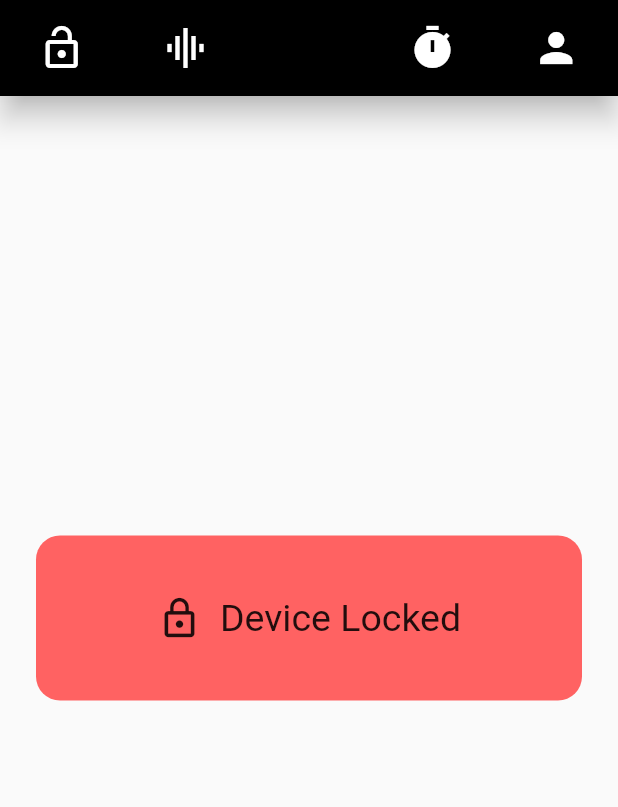
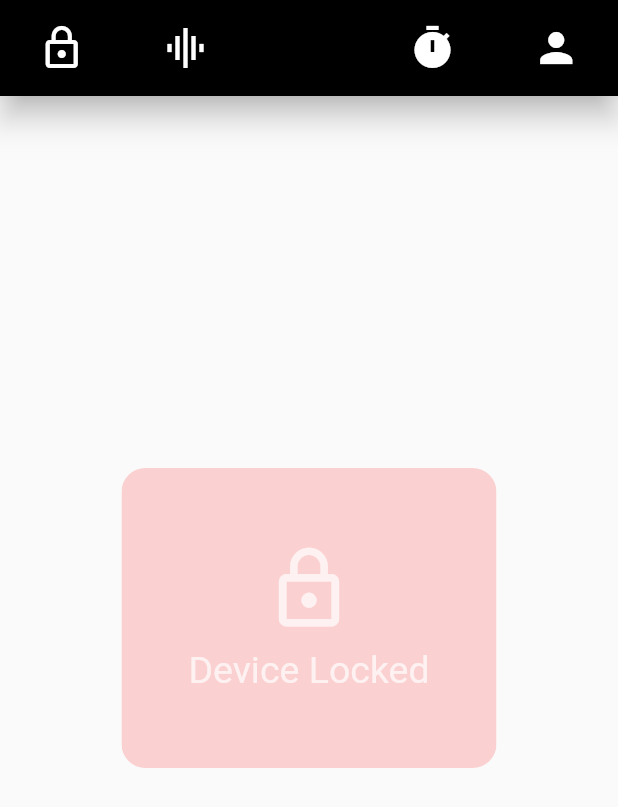
Before and after one commit to Mayur57/botx-app, a Flutter app: the AdvancedNavBar widget shown alone on an empty page, opened directly, after a tap on the "lock open" icon, on a phone screen of 412 x 824 dp. Shown: the top 807 px of the screen. Run offline on Flutter 3.47's test engine with Material 2 defaults, Android fonts, the phone set to English and light mode, and no system bars; our stand-ins replace fluttertoast, geolocator, google_maps_flutter; missing offline and left inert: flutter_polyline_points; accounts and stored records are empty.

Commit message:
Translucency fixes and NavBar improvements

```diff
--- a/lib/screens/MapPage.dart
+++ b/lib/screens/MapPage.dart
@@ -19,7 +19,7 @@ class MapPage extends StatefulWidget {
 
 class _MapPageState extends State<MapPage> {
   Timer _timer;
-  bool delayTimeoutFactor = false;
+  bool delayTimeoutConstant = false;
   var isGpsEnabled = Geolocator().isLocationServiceEnabled();
   static LatLng _initialPosition;
   Completer<GoogleMapController> _controller = Completer();
@@ -40,7 +40,7 @@ class _MapPageState extends State<MapPage> {
   _setTimer() {
     _timer = new Timer(Duration(milliseconds: 2000), () { //Timeout is set to 2 seconds for the location warning
       setState(() {
-        delayTimeoutFactor = true;
+        delayTimeoutConstant = true;
       });
     });
   }
@@ -89,7 +89,7 @@ class _MapPageState extends State<MapPage> {
                     padding: const EdgeInsets.symmetric(horizontal: 30),
                     child: Container(
                       height: 70,
-                      child: delayTimeoutFactor ? Text(
+                      child: delayTimeoutConstant ? Text(
                         "Important: If you see this screen for more than 5 seconds, please check your Device Location settings and enable Location Services with location accuracy set to HIGH ACCURACY.",
                         textAlign: TextAlign.justify,
                         style: TextStyle(fontSize: 11),
--- a/lib/widgets/advancedNavigationBar.dart
+++ b/lib/widgets/advancedNavigationBar.dart
@@ -1,3 +1,5 @@
+import 'dart:ui';
+
 import 'package:flutter/material.dart';
 import 'package:fluttertoast/fluttertoast.dart';
 
@@ -11,7 +13,8 @@ class _AdvancedNavBarState extends State<AdvancedNavBar> {
   final double _iconSize = 32;
   final Color _iconColor = Colors.white;
   FToast fToast;
-  bool deviceState = false;
+  bool deviceStateUnlocked = false;
+  bool lockIconState = false;
 
   @override
   void initState() {
@@ -20,60 +23,74 @@ class _AdvancedNavBarState extends State<AdvancedNavBar> {
   }
 
   _showToast() {
-    Widget toast = deviceState
-        ? Container(
-            //Device unlocked
-            width: 500,
-            height: 110,
-            padding: const EdgeInsets.symmetric(horizontal: 0.0, vertical: 0.0),
+    Widget toast = deviceStateUnlocked
+        ? ClipRRect(
+            borderRadius: BorderRadius.circular(16.0),
+            child: BackdropFilter(
+              filter: ImageFilter.blur(
+                sigmaY: 25.0,
+                sigmaX: 25.0,
+              ),
+              child: Container(
+                height: 200,
+                width: 250,
                 decoration: BoxDecoration(
-              borderRadius: BorderRadius.circular(16.0),
-              color: Colors.greenAccent.withOpacity(0.9),
+                  color: Colors.greenAccent.withOpacity(0.25),
                 ),
                 child: Center(
-              child: Row(
+                  child: Column(
                     mainAxisSize: MainAxisSize.min,
                     children: [
                       Icon(
                         Icons.lock_open,
-                    size: 30,
+                        size: 60,
+                        color: Colors.white70,
                       ),
                       SizedBox(
-                    width: 12.0,
+                        height: 10.0,
                       ),
                       Text(
                         "Device Unlocked",
-                    style: TextStyle(fontSize: 25),
+                        style: TextStyle(fontSize: 25, color: Colors.white70),
                       ),
                     ],
                   ),
                 ),
+              ),
+            ),
           )
-        : Container(
-            //Device Locked
-            width: 500,
-            height: 110,
-            padding: const EdgeInsets.symmetric(horizontal: 0.0, vertical: 0.0),
+        : ClipRRect(
+            borderRadius: BorderRadius.circular(16.0),
+            child: BackdropFilter(
+              filter: ImageFilter.blur(
+                sigmaY: 25.0,
+                sigmaX: 25.0,
+              ),
+              child: Container(
+                height: 200,
+                width: 250,
                 decoration: BoxDecoration(
-              borderRadius: BorderRadius.circular(16.0),
-              color: Colors.redAccent.withOpacity(0.9),
+                  color: Colors.redAccent.withOpacity(0.25),
                 ),
                 child: Center(
-              child: Row(
+                  child: Column(
                     mainAxisSize: MainAxisSize.min,
                     children: [
                       Icon(
                         Icons.lock_outline,
-                    size: 30,
+                        size: 60,
+                        color: Colors.white70,
                       ),
                       SizedBox(
-                    width: 12.0,
+                        height: 10.0,
                       ),
                       Text(
                         "Device Locked",
-                    style: TextStyle(fontSize: 25),
+                        style: TextStyle(fontSize: 25, color: Colors.white70),
                       ),
                     ],
+                  ),
+                ),
               ),
             ),
           );
@@ -89,7 +106,7 @@ class _AdvancedNavBarState extends State<AdvancedNavBar> {
   }
 
   toggleUnlockState() {
-    deviceState = !deviceState;
+    deviceStateUnlocked = !deviceStateUnlocked;
   }
 
   @override
@@ -103,13 +120,22 @@ class _AdvancedNavBarState extends State<AdvancedNavBar> {
             child: Padding(
               padding: _iconPadding,
               child: IconButton(
-                icon: Icon(
+                icon: !lockIconState
+                    ? Icon(
                         Icons.lock_open,
+                        size: _iconSize,
+                        color: _iconColor,
+                      )
+                    : Icon(
+                        Icons.lock_outline,
                         size: _iconSize,
                         color: _iconColor,
                       ),
                 onPressed: () {
                   _showToast();
+                  setState(() {
+                    lockIconState = !lockIconState;
+                  });
                 }, //TODO: Change page here
               ),
             ),
```
Also changed, not shown: lib/util/strings.dart (+11 -0 lines). Lines whose indentation alone changed are shown as unchanged.
